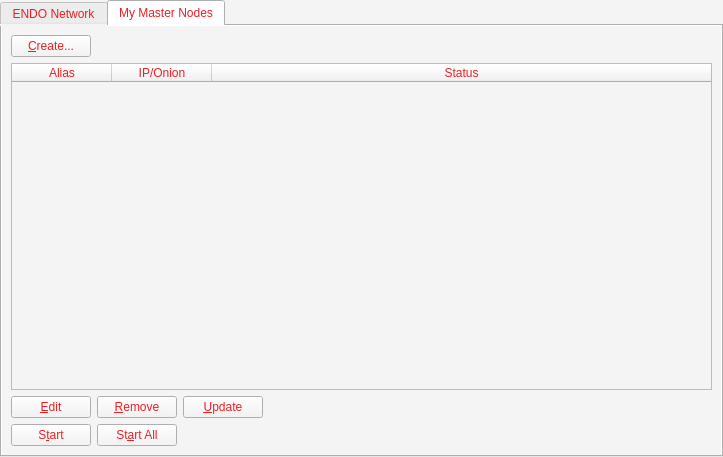
The window that src/qt/forms/masternodemanager.ui (SaltineChips/endox) describes before a commit, drawn with Qt 5.
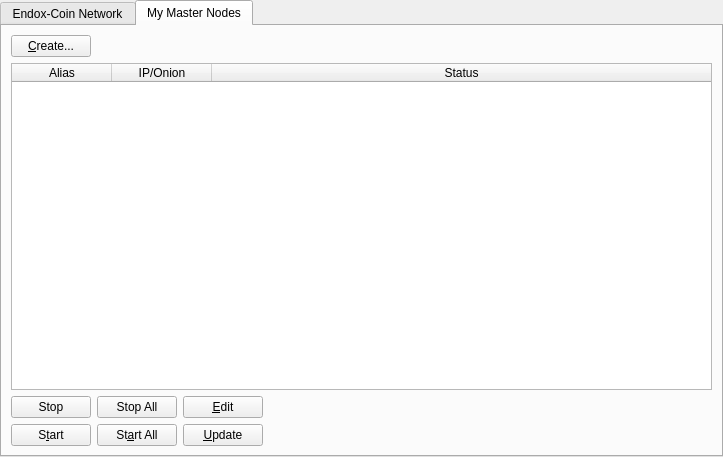
The same window after the commit. The open tabs and pages were chosen to show the change.

Commit message:
EndoV3 ProtoRelease
Endo Blockchain
Changed-
pretty much everything

What changed in the file:
```diff
--- a/src/qt/forms/masternodemanager.ui
+++ b/src/qt/forms/masternodemanager.ui
@@ -14,8 +14,7 @@
    <string>Form</string>
   </property>
   <property name="styleSheet">
-   <string notr="true">color: rgb(204, 155, 68);
-background-color: rgb(244, 244, 244);</string>
+   <string notr="true"/>
   </property>
   <layout class="QVBoxLayout" name="topLayout">
    <property name="leftMargin">
@@ -37,15 +36,12 @@
      </property>
      <item>
       <widget class="QTabWidget" name="tabWidget">
-       <property name="styleSheet">
-        <string notr="true">color: #eb1f24</string>
-       </property>
        <property name="currentIndex">
         <number>0</number>
        </property>
        <widget class="QWidget" name="tab">
         <attribute name="title">
-         <string>ENDO Network</string>
+         <string>Endox-Coin Network</string>
         </attribute>
         <layout class="QGridLayout" name="gridLayout">
          <item row="1" column="0">
@@ -215,6 +211,20 @@
              <property name="bottomMargin">
               <number>0</number>
              </property>
+             <item>
+              <widget class="QPushButton" name="stopButton">
+               <property name="text">
+                <string>Stop</string>
+               </property>
+              </widget>
+             </item>
+             <item>
+              <widget class="QPushButton" name="stopAllButton">
+               <property name="text">
+                <string>Stop All</string>
+               </property>
+              </widget>
+             </item>
              <item>
               <widget class="QPushButton" name="editButton">
                <property name="text">
@@ -222,20 +232,6 @@
                </property>
               </widget>
              </item>
-             <item>
-              <widget class="QPushButton" name="removeButton">
-               <property name="text">
-                <string>&amp;Remove</string>
-               </property>
-              </widget>
-             </item>
-             <item>
-              <widget class="QPushButton" name="UpdateButton">
-               <property name="text">
-                <string>&amp;Update</string>
-               </property>
-              </widget>
-             </item>
              <item>
               <spacer name="horizontalSpacer_2">
                <property name="orientation">
@@ -277,6 +273,13 @@
                </property>
               </widget>
              </item>
+             <item>
+              <widget class="QPushButton" name="UpdateButton">
+               <property name="text">
+                <string>&amp;Update</string>
+               </property>
+              </widget>
+             </item>
              <item>
               <spacer name="horizontalSpacer_5">
                <property name="orientation">
```
Left out of the diff: 11 changed lines with no effect on the pictures. The commit also changes 530 other files.
